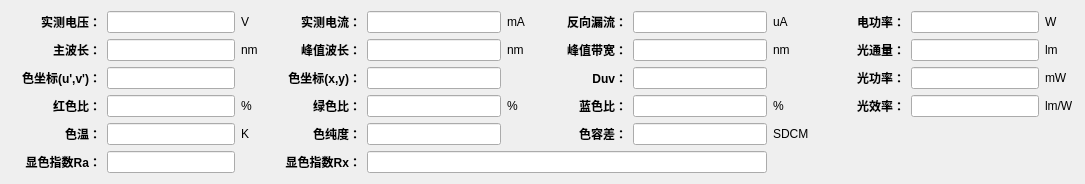
Above: SL2000/HDetailWidget2000DC.ui from hexianqi/QtCode before the change. Below: the same form after it.
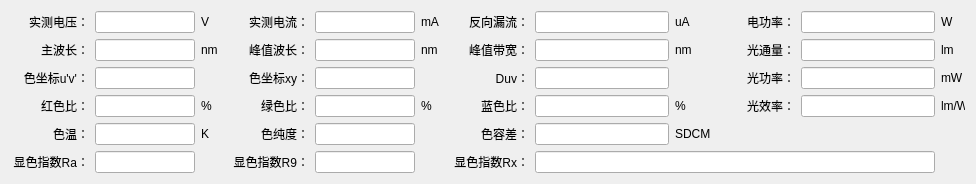
That is the form after the change.

```diff
--- a/SL2000/HDetailWidget2000DC.ui
+++ b/SL2000/HDetailWidget2000DC.ui
@@ -6,7 +6,7 @@
    <rect>
     <x>0</x>
     <y>0</y>
-    <width>1085</width>
+    <width>972</width>
     <height>168</height>
    </rect>
   </property>
@@ -34,12 +34,12 @@
     <widget class="QLabel" name="label_4">
      <property name="minimumSize">
       <size>
-       <width>90</width>
+       <width>78</width>
        <height>0</height>
       </size>
      </property>
      <property name="text">
-      <string>&lt;span style=&quot; font-weight:600;&quot;&gt;反向漏流：&lt;/span&gt;</string>
+      <string>反向漏流：</string>
      </property>
      <property name="alignment">
       <set>Qt::AlignRight|Qt::AlignTrailing|Qt::AlignVCenter</set>
@@ -50,16 +50,12 @@
     <widget class="QLabel" name="label_023">
      <property name="minimumSize">
       <size>
-       <width>90</width>
+       <width>78</width>
        <height>0</height>
       </size>
      </property>
      <property name="text">
-      <string>&lt;!DOCTYPE HTML PUBLIC &quot;-//W3C//DTD HTML 4.0//EN&quot; &quot;http://www.w3.org/TR/REC-html40/strict.dtd&quot;&gt;
-&lt;html&gt;&lt;head&gt;&lt;meta name=&quot;qrichtext&quot; content=&quot;1&quot; /&gt;&lt;style type=&quot;text/css&quot;&gt;
-p, li { white-space: pre-wrap; }
-&lt;/style&gt;&lt;/head&gt;&lt;body style=&quot; font-family:'SimSun'; font-size:9pt; font-weight:400; font-style:normal;&quot;&gt;
-&lt;p style=&quot; margin-top:0px; margin-bottom:0px; margin-left:0px; margin-right:0px; -qt-block-indent:0; text-indent:0px;&quot;&gt;&lt;span style=&quot; font-weight:600;&quot;&gt;蓝色比：&lt;/span&gt;&lt;/p&gt;&lt;/body&gt;&lt;/html&gt;</string>
+      <string>蓝色比：</string>
      </property>
      <property name="alignment">
       <set>Qt::AlignRight|Qt::AlignTrailing|Qt::AlignVCenter</set>
@@ -70,16 +66,12 @@
     <widget class="QLabel" name="label_021">
      <property name="minimumSize">
       <size>
-       <width>90</width>
+       <width>78</width>
        <height>0</height>
       </size>
      </property>
      <property name="text">
-      <string>&lt;!DOCTYPE HTML PUBLIC &quot;-//W3C//DTD HTML 4.0//EN&quot; &quot;http://www.w3.org/TR/REC-html40/strict.dtd&quot;&gt;
-&lt;html&gt;&lt;head&gt;&lt;meta name=&quot;qrichtext&quot; content=&quot;1&quot; /&gt;&lt;style type=&quot;text/css&quot;&gt;
-p, li { white-space: pre-wrap; }
-&lt;/style&gt;&lt;/head&gt;&lt;body style=&quot; font-family:'SimSun'; font-size:9pt; font-weight:400; font-style:normal;&quot;&gt;
-&lt;p style=&quot; margin-top:0px; margin-bottom:0px; margin-left:0px; margin-right:0px; -qt-block-indent:0; text-indent:0px;&quot;&gt;&lt;span style=&quot; font-weight:600;&quot;&gt;红色比：&lt;/span&gt;&lt;/p&gt;&lt;/body&gt;&lt;/html&gt;</string>
+      <string>红色比：</string>
      </property>
      <property name="alignment">
       <set>Qt::AlignRight|Qt::AlignTrailing|Qt::AlignVCenter</set>
@@ -95,11 +87,7 @@
       </size>
      </property>
      <property name="text">
-      <string>&lt;!DOCTYPE HTML PUBLIC &quot;-//W3C//DTD HTML 4.0//EN&quot; &quot;http://www.w3.org/TR/REC-html40/strict.dtd&quot;&gt;
-&lt;html&gt;&lt;head&gt;&lt;meta name=&quot;qrichtext&quot; content=&quot;1&quot; /&gt;&lt;style type=&quot;text/css&quot;&gt;
-p, li { white-space: pre-wrap; }
-&lt;/style&gt;&lt;/head&gt;&lt;body style=&quot; font-family:'SimSun'; font-size:9pt; font-weight:400; font-style:normal;&quot;&gt;
-&lt;p style=&quot; margin-top:0px; margin-bottom:0px; margin-left:0px; margin-right:0px; -qt-block-indent:0; text-indent:0px;&quot;&gt;&lt;span style=&quot; color:#000000;&quot;&gt;%&lt;/span&gt;&lt;/p&gt;&lt;/body&gt;&lt;/html&gt;</string>
+      <string>%</string>
      </property>
      <property name="alignment">
       <set>Qt::AlignLeading|Qt::AlignLeft|Qt::AlignVCenter</set>
@@ -126,12 +114,12 @@
     <widget class="QLabel" name="label_014">
      <property name="minimumSize">
       <size>
-       <width>90</width>
+       <width>78</width>
        <height>0</height>
       </size>
      </property>
      <property name="text">
-      <string>&lt;span style=&quot; font-weight:600;&quot;&gt;光功率：&lt;/span&gt;</string>
+      <string>光功率：</string>
      </property>
      <property name="alignment">
       <set>Qt::AlignRight|Qt::AlignTrailing|Qt::AlignVCenter</set>
@@ -158,16 +146,12 @@
     <widget class="QLabel" name="label_022">
      <property name="minimumSize">
       <size>
-       <width>90</width>
+       <width>78</width>
        <height>0</height>
       </size>
      </property>
      <property name="text">
-      <string>&lt;!DOCTYPE HTML PUBLIC &quot;-//W3C//DTD HTML 4.0//EN&quot; &quot;http://www.w3.org/TR/REC-html40/strict.dtd&quot;&gt;
-&lt;html&gt;&lt;head&gt;&lt;meta name=&quot;qrichtext&quot; content=&quot;1&quot; /&gt;&lt;style type=&quot;text/css&quot;&gt;
-p, li { white-space: pre-wrap; }
-&lt;/style&gt;&lt;/head&gt;&lt;body style=&quot; font-family:'SimSun'; font-size:9pt; font-weight:400; font-style:normal;&quot;&gt;
-&lt;p style=&quot; margin-top:0px; margin-bottom:0px; margin-left:0px; margin-right:0px; -qt-block-indent:0; text-indent:0px;&quot;&gt;&lt;span style=&quot; font-weight:600;&quot;&gt;绿色比：&lt;/span&gt;&lt;/p&gt;&lt;/body&gt;&lt;/html&gt;</string>
+      <string>绿色比：</string>
      </property>
      <property name="alignment">
       <set>Qt::AlignRight|Qt::AlignTrailing|Qt::AlignVCenter</set>
@@ -178,12 +162,12 @@
     <widget class="QLabel" name="label_011">
      <property name="minimumSize">
       <size>
-       <width>90</width>
+       <width>78</width>
        <height>0</height>
       </size>
      </property>
      <property name="text">
-      <string>&lt;span style=&quot; font-weight:600;&quot;&gt;色坐标(u',v')：&lt;/span&gt;</string>
+      <string>色坐标u'v'：</string>
      </property>
      <property name="alignment">
       <set>Qt::AlignRight|Qt::AlignTrailing|Qt::AlignVCenter</set>
@@ -194,12 +178,12 @@
     <widget class="QLabel" name="label_2">
      <property name="minimumSize">
       <size>
-       <width>90</width>
+       <width>78</width>
        <height>0</height>
       </size>
      </property>
      <property name="text">
-      <string>&lt;html&gt;&lt;head/&gt;&lt;body&gt;&lt;p&gt;&lt;span style=&quot; font-weight:600; color:#000000;&quot;&gt;实测电压&lt;/span&gt;&lt;span style=&quot; font-weight:600; color:#000000;&quot;&gt;：&lt;/span&gt;&lt;/p&gt;&lt;/body&gt;&lt;/html&gt;</string>
+      <string>实测电压：</string>
      </property>
      <property name="alignment">
       <set>Qt::AlignRight|Qt::AlignTrailing|Qt::AlignVCenter</set>
@@ -258,12 +242,12 @@
     <widget class="QLabel" name="label_031">
      <property name="minimumSize">
       <size>
-       <width>90</width>
+       <width>78</width>
        <height>0</height>
       </size>
      </property>
      <property name="text">
-      <string>&lt;span style=&quot; font-weight:600;&quot;&gt;色温：&lt;/span&gt;</string>
+      <string>色温：</string>
      </property>
      <property name="alignment">
       <set>Qt::AlignRight|Qt::AlignTrailing|Qt::AlignVCenter</set>
@@ -295,7 +279,7 @@
       </size>
      </property>
      <property name="text">
-      <string>&lt;font color=#000000&gt;nm&lt;/font&gt;</string>
+      <string>nm</string>
      </property>
      <property name="alignment">
       <set>Qt::AlignLeading|Qt::AlignLeft|Qt::AlignVCenter</set>
@@ -322,12 +306,12 @@
     <widget class="QLabel" name="label_002">
      <property name="minimumSize">
       <size>
-       <width>90</width>
+       <width>78</width>
        <height>0</height>
       </size>
      </property>
      <property name="text">
-      <string>&lt;span style=&quot; font-weight:600;&quot;&gt;峰值波长：&lt;/span&gt;</string>
+      <string>峰值波长：</string>
      </property>
      <property name="alignment">
       <set>Qt::AlignRight|Qt::AlignTrailing|Qt::AlignVCenter</set>
@@ -338,12 +322,12 @@
     <widget class="QLabel" name="label_001">
      <property name="minimumSize">
       <size>
-       <width>90</width>
+       <width>78</width>
        <height>0</height>
       </size>
      </property>
      <property name="text">
-      <string>&lt;span style=&quot; font-weight:600;&quot;&gt;主波长：&lt;/span&gt;</string>
+      <string>主波长：</string>
      </property>
      <property name="alignment">
       <set>Qt::AlignRight|Qt::AlignTrailing|Qt::AlignVCenter</set>
@@ -375,7 +359,7 @@
       </size>
      </property>
      <property name="text">
-      <string>&lt;font color=#000000&gt;nm&lt;/font&gt;</string>
+      <string>nm</string>
      </property>
      <property name="alignment">
       <set>Qt::AlignLeading|Qt::AlignLeft|Qt::AlignVCenter</set>
@@ -386,12 +370,12 @@
     <widget class="QLabel" name="label_3">
      <property name="minimumSize">
       <size>
-       <width>90</width>
+       <width>78</width>
        <height>0</height>
       </size>
      </property>
      <property name="text">
-      <string>&lt;span style=&quot; font-weight:600;&quot;&gt;实测电流：&lt;/span&gt;</string>
+      <string>实测电流：</string>
      </property>
      <property name="alignment">
       <set>Qt::AlignRight|Qt::AlignTrailing|Qt::AlignVCenter</set>
@@ -418,12 +402,12 @@
     <widget class="QLabel" name="label_012">
      <property name="minimumSize">
       <size>
-       <width>90</width>
+       <width>78</width>
        <height>0</height>
       </size>
      </property>
      <property name="text">
-      <string>&lt;span style=&quot; font-weight:600;&quot;&gt;色坐标(x,y)：&lt;/span&gt;</string>
+      <string>色坐标xy：</string>
      </property>
      <property name="alignment">
       <set>Qt::AlignRight|Qt::AlignTrailing|Qt::AlignVCenter</set>
@@ -439,11 +423,7 @@
       </size>
      </property>
      <property name="text">
-      <string>&lt;!DOCTYPE HTML PUBLIC &quot;-//W3C//DTD HTML 4.0//EN&quot; &quot;http://www.w3.org/TR/REC-html40/strict.dtd&quot;&gt;
-&lt;html&gt;&lt;head&gt;&lt;meta name=&quot;qrichtext&quot; content=&quot;1&quot; /&gt;&lt;style type=&quot;text/css&quot;&gt;
-p, li { white-space: pre-wrap; }
-&lt;/style&gt;&lt;/head&gt;&lt;body style=&quot; font-family:'SimSun'; font-size:9pt; font-weight:400; font-style:normal;&quot;&gt;
-&lt;p style=&quot; margin-top:0px; margin-bottom:0px; margin-left:0px; margin-right:0px; -qt-block-indent:0; text-indent:0px;&quot;&gt;&lt;span style=&quot; color:#000000;&quot;&gt;%&lt;/span&gt;&lt;/p&gt;&lt;/body&gt;&lt;/html&gt;</string>
+      <string>%</string>
      </property>
      <property name="alignment">
       <set>Qt::AlignLeading|Qt::AlignLeft|Qt::AlignVCenter</set>
@@ -459,11 +439,7 @@
       </size>
      </property>
      <property name="text">
-      <string>&lt;!DOCTYPE HTML PUBLIC &quot;-//W3C//DTD HTML 4.0//EN&quot; &quot;http://www.w3.org/TR/REC-html40/strict.dtd&quot;&gt;
-&lt;html&gt;&lt;head&gt;&lt;meta name=&quot;qrichtext&quot; content=&quot;1&quot; /&gt;&lt;style type=&quot;text/css&quot;&gt;
-p, li { white-space: pre-wrap; }
-&lt;/style&gt;&lt;/head&gt;&lt;body style=&quot; font-family:'SimSun'; font-size:9pt; font-weight:400; font-style:normal;&quot;&gt;
-&lt;p style=&quot; margin-top:0px; margin-bottom:0px; margin-left:0px; margin-right:0px; -qt-block-indent:0; text-indent:0px;&quot;&gt;&lt;span style=&quot; color:#000000;&quot;&gt;%&lt;/span&gt;&lt;/p&gt;&lt;/body&gt;&lt;/html&gt;</string>
+      <string>%</string>
      </property>
      <property name="alignment">
       <set>Qt::AlignLeading|Qt::AlignLeft|Qt::AlignVCenter</set>
@@ -511,7 +487,7 @@
       </size>
      </property>
      <property name="text">
-      <string>&lt;font color=#000000&gt;mW&lt;/font&gt;</string>
+      <string>mW</string>
      </property>
      <property name="alignment">
       <set>Qt::AlignLeading|Qt::AlignLeft|Qt::AlignVCenter</set>
@@ -538,12 +514,12 @@
     <widget class="QLabel" name="label_013">
      <property name="minimumSize">
       <size>
-       <width>90</width>
+       <width>78</width>
        <height>0</height>
       </size>
      </property>
      <property name="text">
-      <string>&lt;span style=&quot; font-weight:600;&quot;&gt;Duv：&lt;/span&gt;</string>
+      <string>Duv：</string>
      </property>
      <property name="alignment">
       <set>Qt::AlignRight|Qt::AlignTrailing|Qt::AlignVCenter</set>
@@ -559,7 +535,7 @@
       </size>
      </property>
      <property name="text">
-      <string>&lt;font color=#000000&gt;K&lt;/sup&gt;&lt;/font&gt;</string>
+      <string>K</string>
      </property>
      <property name="alignment">
       <set>Qt::AlignLeading|Qt::AlignLeft|Qt::AlignVCenter</set>
@@ -570,12 +546,12 @@
     <widget class="QLabel" name="label_032">
      <property name="minimumSize">
       <size>
-       <width>90</width>
+       <width>78</width>
        <height>0</height>
       </size>
      </property>
      <property name="text">
-      <string>&lt;span style=&quot; font-weight:600;&quot;&gt;色纯度：&lt;/span&gt;</string>
+      <string>色纯度：</string>
      </property>
      <property name="alignment">
       <set>Qt::AlignRight|Qt::AlignTrailing|Qt::AlignVCenter</set>
@@ -586,12 +562,12 @@
     <widget class="QLabel" name="label_052">
      <property name="minimumSize">
       <size>
-       <width>90</width>
+       <width>78</width>
        <height>0</height>
       </size>
      </property>
      <property name="text">
-      <string>&lt;span style=&quot; font-weight:600;&quot;&gt;显色指数Rx：&lt;/span&gt;</string>
+      <string>显色指数R9：</string>
      </property>
      <property name="alignment">
       <set>Qt::AlignRight|Qt::AlignTrailing|Qt::AlignVCenter</set>
@@ -618,12 +594,12 @@
     <widget class="QLabel" name="label_306">
      <property name="minimumSize">
       <size>
-       <width>90</width>
+       <width>78</width>
        <height>0</height>
       </size>
      </property>
      <property name="text">
-      <string>&lt;html&gt;&lt;head/&gt;&lt;body&gt;&lt;p&gt;&lt;span style=&quot; font-weight:600; color:#000000;&quot;&gt;色容差&lt;/span&gt;&lt;span style=&quot; font-weight:600;&quot;&gt;：&lt;/span&gt;&lt;/p&gt;&lt;/body&gt;&lt;/html&gt;</string>
+      <string>色容差：</string>
      </property>
      <property name="alignment">
       <set>Qt::AlignRight|Qt::AlignTrailing|Qt::AlignVCenter</set>
@@ -650,37 +626,18 @@
     <widget class="QLabel" name="label_051">
      <property name="minimumSize">
       <size>
-       <width>90</width>
+       <width>78</width>
        <height>0</height>
       </size>
      </property>
      <property name="text">
-      <string>&lt;span style=&quot; font-weight:600;&quot;&gt;显色指数Ra：&lt;/span&gt;</string>
+      <string>显色指数Ra：</string>
      </property>
      <property name="alignment">
       <set>Qt::AlignRight|Qt::AlignTrailing|Qt::AlignVCenter</set>
      </property>
     </widget>
    </item>
-   <item row="5" column="4" colspan="4">
-    <widget class="QLineEdit" name="lineEdit_042">
-     <property name="minimumSize">
-      <size>
-       <width>400</width>
-       <height>0</height>
-      </size>
-     </property>
-     <property name="text">
-      <string/>
-     </property>
-     <property name="alignment">
-      <set>Qt::AlignCenter</set>
-     </property>
-     <property name="readOnly">
-      <bool>true</bool>
-     </property>
-    </widget>
-   </item>
    <item row="4" column="8">
     <widget class="QLabel" name="label_311">
      <property name="minimumSize">
@@ -690,11 +647,7 @@
       </size>
      </property>
      <property name="text">
-      <string>&lt;!DOCTYPE HTML PUBLIC &quot;-//W3C//DTD HTML 4.0//EN&quot; &quot;http://www.w3.org/TR/REC-html40/strict.dtd&quot;&gt;
-&lt;html&gt;&lt;head&gt;&lt;meta name=&quot;qrichtext&quot; content=&quot;1&quot; /&gt;&lt;style type=&quot;text/css&quot;&gt;
-p, li { white-space: pre-wrap; }
-&lt;/style&gt;&lt;/head&gt;&lt;body style=&quot; font-family:'SimSun'; font-size:9pt; font-weight:400; font-style:normal;&quot;&gt;
-&lt;p style=&quot; margin-top:0px; margin-bottom:0px; margin-left:0px; margin-right:0px; -qt-block-indent:0; text-indent:0px;&quot;&gt;&lt;span style=&quot; color:#000000;&quot;&gt;SDCM&lt;/span&gt;&lt;/p&gt;&lt;/body&gt;&lt;/html&gt;</string>
+      <string>SDCM</string>
      </property>
      <property name="alignment">
       <set>Qt::AlignLeading|Qt::AlignLeft|Qt::AlignVCenter</set>
@@ -710,7 +663,7 @@
       </size>
      </property>
      <property name="text">
-      <string>&lt;font color=#000000&gt;nm&lt;/font&gt;</string>
+      <string>nm</string>
      </property>
      <property name="alignment">
       <set>Qt::AlignLeading|Qt::AlignLeft|Qt::AlignVCenter</set>
@@ -737,12 +690,12 @@
     <widget class="QLabel" name="label_5">
      <property name="minimumSize">
       <size>
-       <width>90</width>
+       <width>78</width>
        <height>0</height>
       </size>
      </property>
      <property name="text">
-      <string>&lt;span style=&quot; font-weight:600;&quot;&gt;电功率：&lt;/span&gt;</string>
+      <string>电功率：</string>
      </property>
      <property name="alignment">
       <set>Qt::AlignRight|Qt::AlignTrailing|Qt::AlignVCenter</set>
@@ -758,7 +711,7 @@
       </size>
      </property>
      <property name="text">
-      <string>&lt;font color=#000000&gt;lm&lt;/font&gt;</string>
+      <string>lm</string>
      </property>
      <property name="alignment">
       <set>Qt::AlignLeading|Qt::AlignLeft|Qt::AlignVCenter</set>
@@ -769,12 +722,12 @@
     <widget class="QLabel" name="label_004">
      <property name="minimumSize">
       <size>
-       <width>90</width>
+       <width>78</width>
        <height>0</height>
       </size>
      </property>
      <property name="text">
-      <string>&lt;span style=&quot; font-weight:600;&quot;&gt;光通量：&lt;/span&gt;</string>
+      <string>光通量：</string>
      </property>
      <property name="alignment">
       <set>Qt::AlignRight|Qt::AlignTrailing|Qt::AlignVCenter</set>
@@ -817,12 +770,12 @@
     <widget class="QLabel" name="label_003">
      <property name="minimumSize">
       <size>
-       <width>90</width>
+       <width>78</width>
        <height>0</height>
       </size>
      </property>
      <property name="text">
-      <string>&lt;span style=&quot; font-weight:600;&quot;&gt;峰值带宽：&lt;/span&gt;</string>
+      <string>峰值带宽：</string>
      </property>
      <property name="alignment">
       <set>Qt::AlignRight|Qt::AlignTrailing|Qt::AlignVCenter</set>
@@ -849,12 +802,12 @@
     <widget class="QLabel" name="label_15">
      <property name="minimumSize">
       <size>
-       <width>90</width>
+       <width>78</width>
        <height>0</height>
       </size>
      </property>
      <property name="text">
-      <string>&lt;span style=&quot; font-weight:600;&quot;&gt;光效率：&lt;/span&gt;</string>
+      <string>光效率：</string>
      </property>
      <property name="alignment">
       <set>Qt::AlignRight|Qt::AlignTrailing|Qt::AlignVCenter</set>
@@ -886,7 +839,7 @@
       </size>
      </property>
      <property name="text">
-      <string>&lt;font color=#000000&gt;V&lt;/font&gt;</string>
+      <string>V</string>
      </property>
      <property name="alignment">
       <set>Qt::AlignLeading|Qt::AlignLeft|Qt::AlignVCenter</set>
@@ -902,7 +855,7 @@
       </size>
      </property>
      <property name="text">
-      <string>&lt;font color=#000000&gt;mA&lt;/font&gt;</string>
+      <string>mA</string>
      </property>
      <property name="alignment">
       <set>Qt::AlignLeading|Qt::AlignLeft|Qt::AlignVCenter</set>
@@ -918,7 +871,7 @@
       </size>
      </property>
      <property name="text">
-      <string>&lt;font color=#000000&gt;uA&lt;/font&gt;</string>
+      <string>uA</string>
      </property>
      <property name="alignment">
       <set>Qt::AlignLeading|Qt::AlignLeft|Qt::AlignVCenter</set>
@@ -934,7 +887,7 @@
       </size>
      </property>
      <property name="text">
-      <string>&lt;font color=#000000&gt;W&lt;/font&gt;</string>
+      <string>W</string>
      </property>
      <property name="alignment">
       <set>Qt::AlignLeading|Qt::AlignLeft|Qt::AlignVCenter</set>
@@ -950,13 +903,64 @@
       </size>
      </property>
      <property name="text">
-      <string>&lt;font color=#000000&gt;lm/W&lt;/font&gt;</string>
+      <string>lm/W</string>
      </property>
      <property name="alignment">
       <set>Qt::AlignLeading|Qt::AlignLeft|Qt::AlignVCenter</set>
      </property>
     </widget>
    </item>
+   <item row="5" column="6">
+    <widget class="QLabel" name="label_53">
+     <property name="minimumSize">
+      <size>
+       <width>78</width>
+       <height>0</height>
+      </size>
+     </property>
+     <property name="text">
+      <string>显色指数Rx：</string>
+     </property>
+     <property name="alignment">
+      <set>Qt::AlignRight|Qt::AlignTrailing|Qt::AlignVCenter</set>
+     </property>
+    </widget>
+   </item>
+   <item row="5" column="4">
+    <widget class="QLineEdit" name="lineEdit_042">
+     <property name="minimumSize">
+      <size>
+       <width>100</width>
+       <height>0</height>
+      </size>
+     </property>
+     <property name="alignment">
+      <set>Qt::AlignCenter</set>
+     </property>
+     <property name="readOnly">
+      <bool>true</bool>
+     </property>
+    </widget>
+   </item>
+   <item row="5" column="7" colspan="4">
+    <widget class="QLineEdit" name="lineEdit_043">
+     <property name="minimumSize">
+      <size>
+       <width>400</width>
+       <height>0</height>
+      </size>
+     </property>
+     <property name="text">
+      <string/>
+     </property>
+     <property name="alignment">
+      <set>Qt::AlignCenter</set>
+     </property>
+     <property name="readOnly">
+      <bool>true</bool>
+     </property>
+    </widget>
+   </item>
   </layout>
  </widget>
  <resources/>
```
